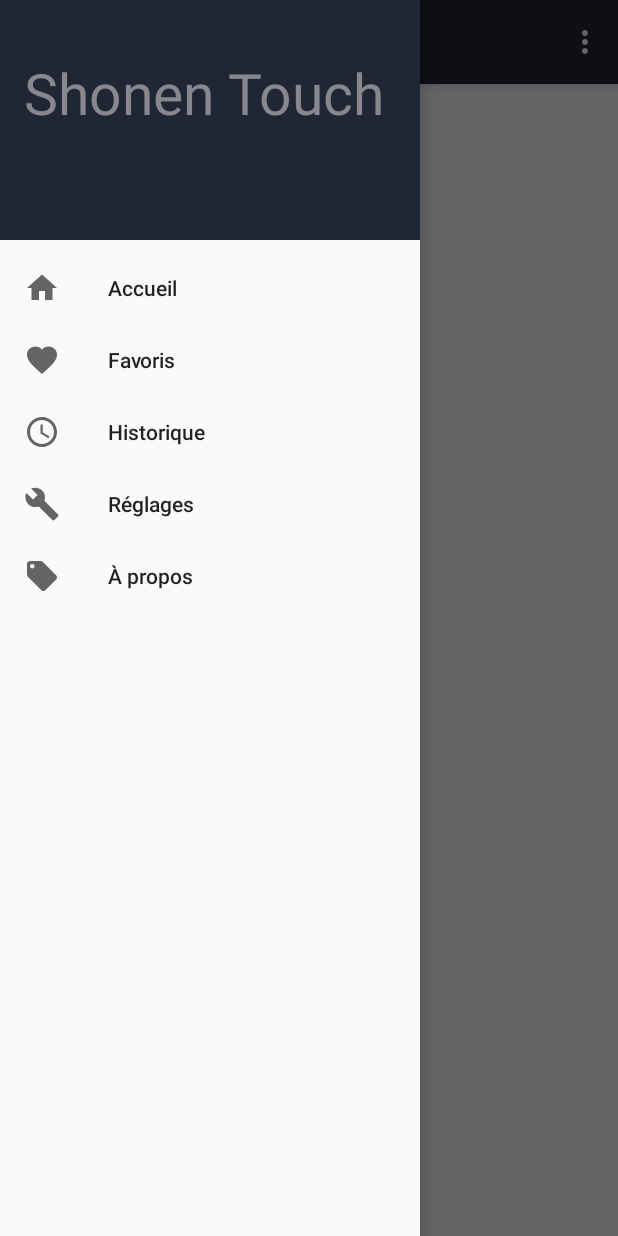
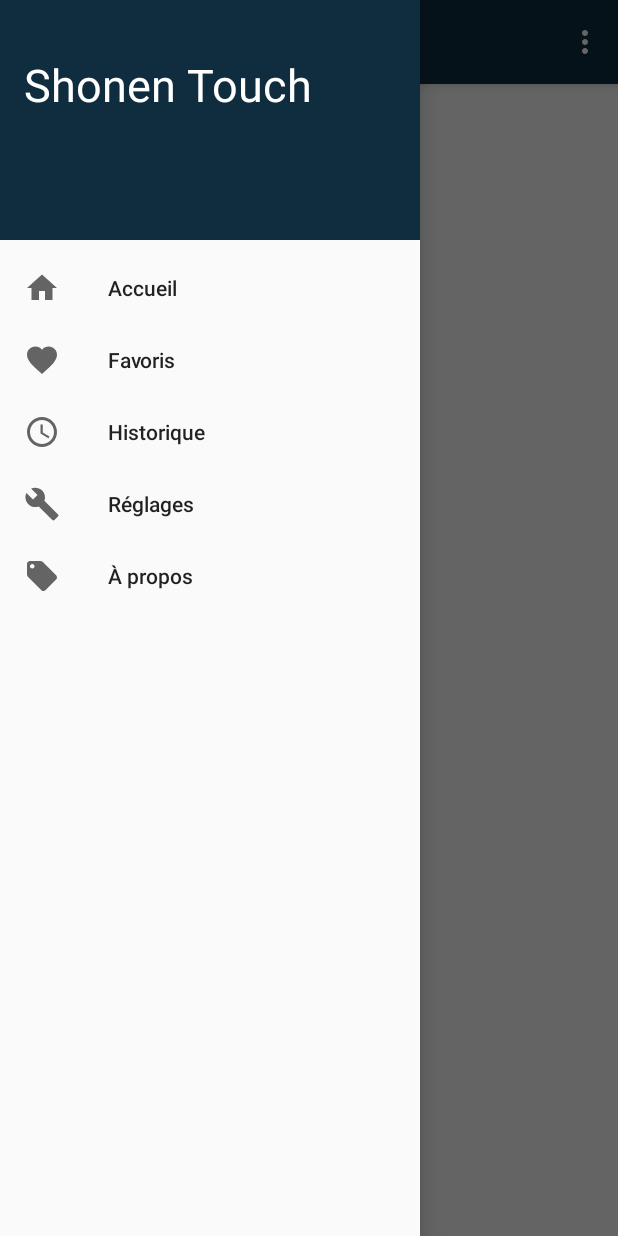
Before and after one commit to senerh/shonen-touch, an Android app: the screen it shows after launch (MainActivity), with the side drawer open, on a phone screen of 412 x 824 dp. Run offline under Robolectric (Android 15) with nearby library versions, the phone set to English and light mode, and no system bars; 1 statement that could not run was skipped.

Commit message:
spashScreen

```diff
--- a/app/src/main/AndroidManifest.xml
+++ b/app/src/main/AndroidManifest.xml
@@ -13,11 +13,17 @@
             android:name="activity.MainActivity"
             android:label="@string/app_name"
             android:theme="@style/AppTheme.NoActionBar">
+        </activity>
+
+        <activity
+            android:name="activity.SplashScreenActivity"
+            android:theme="@style/SplashTheme">
             <intent-filter>
                 <action android:name="android.intent.action.MAIN" />
                 <category android:name="android.intent.category.LAUNCHER" />
             </intent-filter>
         </activity>
+
         <activity android:name="activity.PageActivity" />
         <activity android:name="activity.ChatActivity" />
 
--- /dev/null
+++ b/app/src/main/java/activity/SplashScreenActivity.java
@@ -0,0 +1,17 @@
+package activity;
+
+import android.content.Intent;
+import android.os.Bundle;
+import android.support.v7.app.AppCompatActivity;
+
+public class SplashScreenActivity extends AppCompatActivity {
+
+    @Override
+    protected void onCreate(Bundle savedInstanceState) {
+        super.onCreate(savedInstanceState);
+
+        Intent intent = new Intent(this, MainActivity.class);
+        startActivity(intent);
+        finish();
+    }
+}
--- /dev/null
+++ b/app/src/main/java/view/MangaTextView.java
@@ -0,0 +1,17 @@
+package view;
+
+import android.content.Context;
+import android.graphics.Typeface;
+import android.util.AttributeSet;
+import android.widget.TextView;
+
+/**
+ * Created by nathan on 03/02/2017.
+ */
+
+public class MangaTextView extends TextView {
+    public MangaTextView(Context context, AttributeSet attributeSet) {
+        super(context, attributeSet);
+        this.setTypeface(Typeface.createFromAsset(context.getAssets(), "fonts/font2.TTF"));
+    }
+}
--- a/app/src/main/res/drawable/side_nav_bar.xml
+++ b/app/src/main/res/drawable/side_nav_bar.xml
@@ -2,8 +2,8 @@
     android:shape="rectangle">
     <gradient
         android:angle="135"
-        android:centerColor="#212634"
-        android:endColor="#212634"
-        android:startColor="#212634"
+        android:centerColor="@color/colorPrimary"
+        android:endColor="@color/colorPrimary"
+        android:startColor="@color/colorPrimary"
         android:type="linear" />
 </shape>
--- /dev/null
+++ b/app/src/main/res/drawable/splash_screen.xml
@@ -0,0 +1,13 @@
+<?xml version="1.0" encoding="utf-8"?>
+<layer-list xmlns:android="http://schemas.android.com/apk/res/android">
+
+    <item
+        android:drawable="@color/colorPrimaryDark"/>
+
+    <item>
+        <bitmap
+            android:gravity="center"
+            android:src="@mipmap/ic_launcher" />
+    </item>
+
+</layer-list>
--- a/app/src/main/res/layout/main_nav_header.xml
+++ b/app/src/main/res/layout/main_nav_header.xml
@@ -13,13 +13,13 @@
     android:theme="@style/ThemeOverlay.AppCompat.Dark">
 
 
-    <TextView android:id="@+id/nav_header_title"
+    <view.MangaTextView android:id="@+id/nav_header_title"
         android:layout_weight="1"
         android:layout_width="wrap_content"
         android:layout_height="0dp"
         android:layout_marginTop="20dp"
-        android:textSize="38sp"
+        android:textSize="30sp"
         android:textColor="@color/textColor"
-        android:text="@string/app_name"/>
+        android:text="@string/app_name" />
 
 </LinearLayout>
--- a/app/src/main/res/menu/activity_home_drawer.xml
+++ b/app/src/main/res/menu/activity_home_drawer.xml
@@ -5,7 +5,6 @@
         <item
             android:id="@+id/nav_home"
             android:icon="@drawable/ic_home_black_24px"
-            android:color="#000000"
             android:title="@string/menu_item_accueil"
             android:height="20dp"/>
         <item
--- a/app/src/main/res/values/colors.xml
+++ b/app/src/main/res/values/colors.xml
@@ -1,8 +1,8 @@
 <?xml version="1.0" encoding="utf-8"?>
 <resources>
-    <color name="colorPrimary">#212634</color>
-    <color name="colorPrimaryDark">#212634</color>
-    <color name="textColor">#88868e</color>
+    <color name="colorPrimary">#102d40</color>
+    <color name="colorPrimaryDark">#102d40</color>
+    <color name="textColor">#ffffff</color>
     <color name="colorAccent">#009BBA</color>
     <color name="colorSecondary">#c5c6ca</color>
 </resources>
--- a/app/src/main/res/values/styles.xml
+++ b/app/src/main/res/values/styles.xml
@@ -17,4 +17,8 @@
 
     <style name="AppTheme.PopupOverlay" parent="ThemeOverlay.AppCompat.Light" />
 
+    <style name="SplashTheme" parent="Theme.AppCompat.NoActionBar">
+        <item name="android:windowBackground">@drawable/splash_screen</item>
+    </style>
+
 </resources>
```
Also changed, not shown: app/src/main/assets/fonts/font2.ttf (added), app/src/main/assets/fonts/manga_font.ttf (added).
